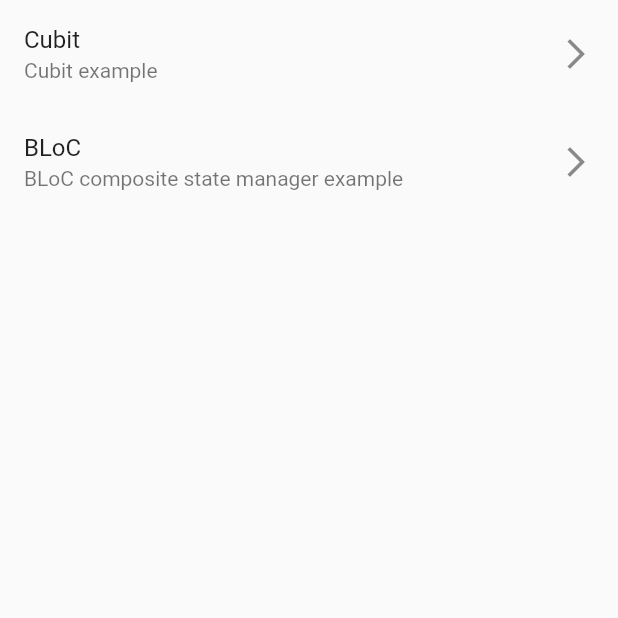
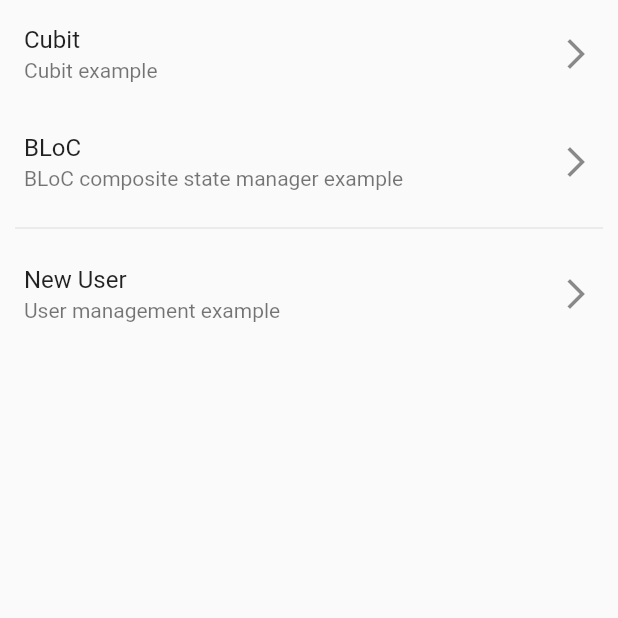
Before and after one commit to JalzDeLezZ/Flutter-Cubits-FlutterBloc-Forms, a Flutter app: the screen it shows after launch, on a phone screen of 412 x 824 dp, the top half of it. Run offline on Flutter 3.47's test engine with Material 2 defaults, Android fonts, the phone set to English and light mode, and no system bars; our stand-ins replace equatable, flutter_bloc, go_router.

Commit message:
[add] (screan_register)

```diff
--- a/lib/config/router/app_router.dart
+++ b/lib/config/router/app_router.dart
@@ -6,5 +6,7 @@ final appRouter = GoRouter(routes: [
   GoRoute(
       path: '/cubits', builder: (context, state) => const CubitCounterScreen()),
   GoRoute(
-      path: '/bloc', builder: (context, state) => const BlocCounterScreen())
+      path: '/bloc', builder: (context, state) => const BlocCounterScreen()),
+  GoRoute(
+      path: '/new-user', builder: (context, state) => const RegisterScreen())
 ]);
--- a/lib/presentation/presentation.dart
+++ b/lib/presentation/presentation.dart
@@ -1,3 +1,4 @@
 export './screens/home_screen.dart';
 export './screens/cubit_counter_screen.dart';
 export './screens/block_counter_screen.dart';
+export './screens/register_screen.dart';
--- a/lib/presentation/screens/home_screen.dart
+++ b/lib/presentation/screens/home_screen.dart
@@ -18,7 +18,16 @@ class HomeScreen extends StatelessWidget {
               title: const Text('BLoC'),
               subtitle: const Text('BLoC composite state manager example'),
               trailing: const Icon(Icons.arrow_forward_ios),
-              onTap: () => context.push('/bloc'))
+              onTap: () => context.push('/bloc')),
+          const Padding(
+            padding: EdgeInsets.symmetric(horizontal: 10),
+            child: Divider(),
+          ),
+          ListTile(
+              title: const Text('New User'),
+              subtitle: const Text('User management example'),
+              trailing: const Icon(Icons.arrow_forward_ios),
+              onTap: () => context.push('/new-user')),
         ],
       ),
     );
```
Also changed, not shown: lib/presentation/screens/register_screen.dart (added, +26 -0 lines).
